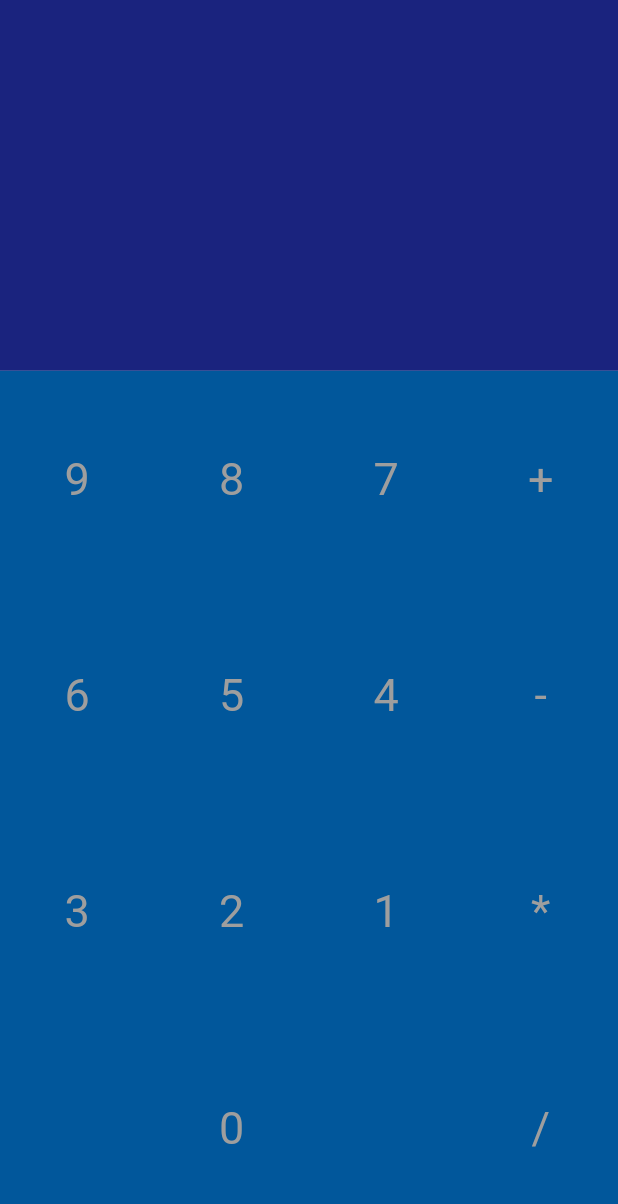
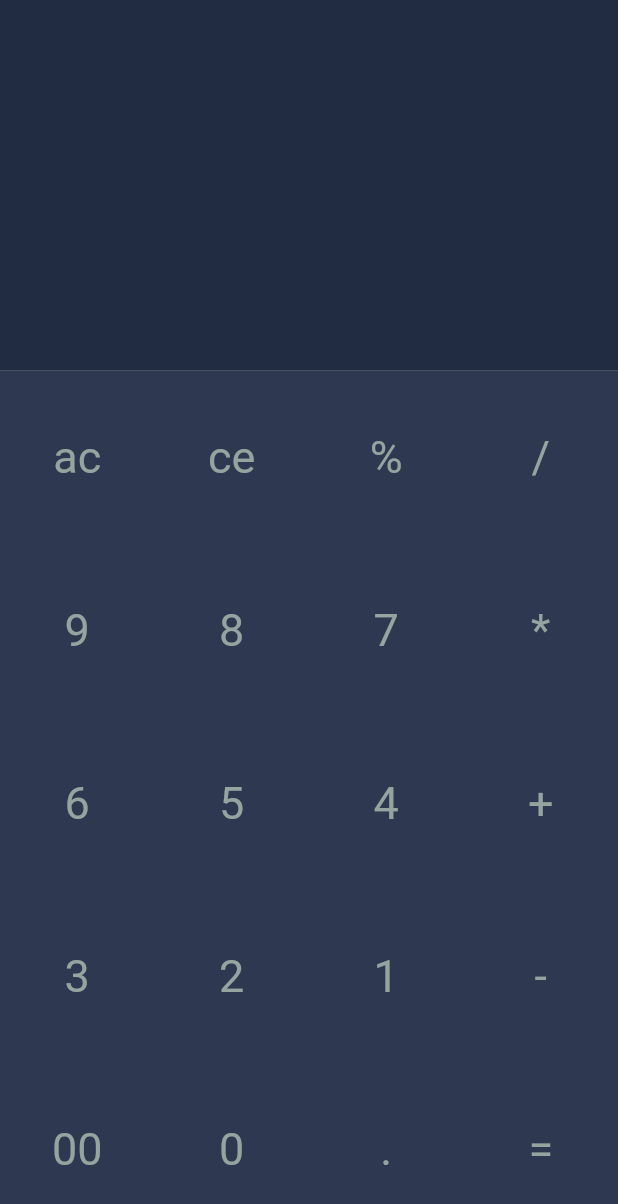
Before and after one commit to Tasbeat/flutter_projects, a Flutter app: the screen it shows after launch, on a phone screen of 412 x 824 dp. Shown: the top 1204 px of the screen. Run offline on Flutter 3.47's test engine with Material 2 defaults, Android fonts, the phone set to English and light mode, and no system bars; our stand-ins replace audioplayers, hexcolor.

Commit message:
layout completed
UI almost Completed

```diff
--- a/calculator_app/lib/constants/colors.dart
+++ b/calculator_app/lib/constants/colors.dart
@@ -1,5 +1,7 @@
 import 'package:flutter/material.dart';
 import 'package:hexcolor/hexcolor.dart';
 
-final Color blueGreyColor = HexColor('#1A237E');
-final Color blueColor = HexColor('#01579B');
+final Color textGreen = HexColor('#38b387');
+final Color textGrey = HexColor('#93a59e');
+final Color backgroundGrey = HexColor('#2e3951');
+final Color backgroundGreyDark = HexColor('#212b41');
--- a/calculator_app/lib/custom_widgets/elements_row_widget.dart
+++ b/calculator_app/lib/custom_widgets/elements_row_widget.dart
@@ -1,129 +1,16 @@
 import 'package:flutter/material.dart';
 
-Widget getThreeRowElements(
-    {int? firstElement,
+Widget getRowElements(
+    {required Widget firstWidget,
+    required Widget secondWidget,
+    required Widget thirdWidget,
+    required Widget fourthWidget,
+    int? firstElement,
     int? secondElement,
     int? thirdElement,
     String? fourthElement}) {
   return Row(
     crossAxisAlignment: CrossAxisAlignment.stretch,
-    children: [
-      Expanded(
-        child: Container(
-          child: Material(
-            color: Colors.transparent,
-            child: InkWell(
-              onTap: () {},
-              child: Center(
-                child: Text(
-                  '$firstElement',
-                  style: TextStyle(
-                    color: Colors.grey,
-                    fontSize: 30.0,
-                  ),
-                  textAlign: TextAlign.center,
-                ),
-              ),
-            ),
-          ),
-        ),
-      ),
-      Expanded(
-        child: Container(
-          child: Material(
-            color: Colors.transparent,
-            child: InkWell(
-              onTap: () {},
-              child: Center(
-                child: Text(
-                  '$secondElement',
-                  style: TextStyle(
-                    color: Colors.grey,
-                    fontSize: 30.0,
-                  ),
-                  textAlign: TextAlign.center,
-                ),
-              ),
-            ),
-          ),
-        ),
-      ),
-      Expanded(
-        child: Container(
-          child: Material(
-            color: Colors.transparent,
-            child: InkWell(
-              onTap: () {},
-              child: Center(
-                child: Text(
-                  '$thirdElement',
-                  style: TextStyle(
-                    color: Colors.grey,
-                    fontSize: 30.0,
-                  ),
-                  textAlign: TextAlign.center,
-                ),
-              ),
-            ),
-          ),
-        ),
-      ),
-      Expanded(
-        child: Container(
-          child: Material(
-            color: Colors.transparent,
-            child: InkWell(
-              onTap: () {},
-              child: Center(
-                child: Text(
-                  fourthElement!,
-                  style: TextStyle(
-                    color: Colors.grey,
-                    fontSize: 30.0,
-                  ),
-                  textAlign: TextAlign.center,
-                ),
-              ),
-            ),
-          ),
-        ),
-      ),
-    ],
+    children: [firstWidget, secondWidget, thirdWidget, fourthWidget],
   );
 }
-
-Widget getLastRowElements() {
-  return Row(
-    children: [
-      Expanded(
-        flex: 3,
-        child: Material(
-          color: Colors.transparent,
-          child: InkWell(
-            child: Container(
-              alignment: Alignment.center,
-              child: Center(
-                child: Text(
-                  '0',
-                  style: TextStyle(color: Colors.grey, fontSize: 30.0),
-                ),
-              ),
-            ),
-          ),
-        ),
-      ),
-      Expanded(
-        flex: 1,
-        child: Container(
-          alignment: Alignment.center,
-          child: Center(
-            child: Text(
-              style: TextStyle(color: Colors.grey, fontSize: 30.0),
-              '/',
-            ),
-          ),
-        ),
-      ),
-    ],
-  );
-}
--- /dev/null
+++ b/calculator_app/lib/custom_widgets/number_widget.dart
@@ -0,0 +1,26 @@
+import 'package:calculator_app/constants/colors.dart';
+import 'package:flutter/material.dart';
+
+Widget getNumber(String? number, {int? flex = 1}) {
+  return Expanded(
+    flex: flex!,
+    child: Container(
+      child: Material(
+        color: Colors.transparent,
+        child: InkWell(
+          onTap: () {},
+          child: Center(
+            child: Text(
+              number!,
+              style: TextStyle(
+                color: textGrey,
+                fontSize: 30.0,
+              ),
+              textAlign: TextAlign.center,
+            ),
+          ),
+        ),
+      ),
+    ),
+  );
+}
--- /dev/null
+++ b/calculator_app/lib/custom_widgets/operator_widget.dart
@@ -0,0 +1,26 @@
+import 'package:calculator_app/constants/colors.dart';
+import 'package:flutter/material.dart';
+
+Widget getOperator(String? operator, {int? flex = 1}) {
+  return Expanded(
+    flex: flex!,
+    child: Container(
+      child: Material(
+        color: Colors.transparent,
+        child: InkWell(
+          onTap: () {},
+          child: Center(
+            child: Text(
+              operator!,
+              style: TextStyle(
+                color: textGrey,
+                fontSize: 30.0,
+              ),
+              textAlign: TextAlign.center,
+            ),
+          ),
+        ),
+      ),
+    ),
+  );
+}
--- a/calculator_app/lib/screens/home_screen.dart
+++ b/calculator_app/lib/screens/home_screen.dart
@@ -1,6 +1,9 @@
 import 'package:calculator_app/constants/colors.dart';
 import 'package:calculator_app/custom_widgets/elements_row_widget.dart';
 import 'package:flutter/material.dart';
+
+import '../custom_widgets/number_widget.dart';
+import '../custom_widgets/operator_widget.dart';
 
 class HomeScreen extends StatefulWidget {
   HomeScreen({Key? key}) : super(key: key);
@@ -27,39 +30,54 @@ class _HomeScreenState extends State<HomeScreen> {
         Expanded(
           flex: 3,
           child: Container(
-            color: blueGreyColor,
+            color: backgroundGreyDark,
           ),
         ),
         Expanded(
           flex: 7,
           child: Container(
-            color: blueColor,
+            color: backgroundGrey,
             child: Column(
-              mainAxisAlignment: MainAxisAlignment.spaceAround,
               children: [
                 Expanded(
-                  child: getThreeRowElements(
-                      firstElement: 9,
-                      secondElement: 8,
-                      thirdElement: 7,
-                      fourthElement: '+'),
+                  child: getRowElements(
+                    firstWidget: getOperator('ac'),
+                    secondWidget: getOperator('ce'),
+                    thirdWidget: getOperator('%'),
+                    fourthWidget: getOperator('/'),
+                  ),
                 ),
                 Expanded(
-                  child: getThreeRowElements(
-                      firstElement: 6,
-                      secondElement: 5,
-                      thirdElement: 4,
-                      fourthElement: '-'),
+                  child: getRowElements(
+                    firstWidget: getNumber('9'),
+                    secondWidget: getNumber('8'),
+                    thirdWidget: getNumber('7'),
+                    fourthWidget: getOperator('*'),
+                  ),
                 ),
                 Expanded(
-                  child: getThreeRowElements(
-                      firstElement: 3,
-                      secondElement: 2,
-                      thirdElement: 1,
-                      fourthElement: '*'),
+                  child: getRowElements(
+                    firstWidget: getNumber('6'),
+                    secondWidget: getNumber('5'),
+                    thirdWidget: getNumber('4'),
+                    fourthWidget: getOperator('+'),
+                  ),
                 ),
                 Expanded(
-                  child: getLastRowElements(),
+                  child: getRowElements(
+                    firstWidget: getNumber('3'),
+                    secondWidget: getNumber('2'),
+                    thirdWidget: getNumber('1'),
+                    fourthWidget: getOperator('-'),
+                  ),
+                ),
+                Expanded(
+                  child: getRowElements(
+                    firstWidget: getNumber('00'),
+                    secondWidget: getNumber('0'),
+                    thirdWidget: getOperator('.'),
+                    fourthWidget: getOperator('='),
+                  ),
                 ),
               ],
             ),
```
